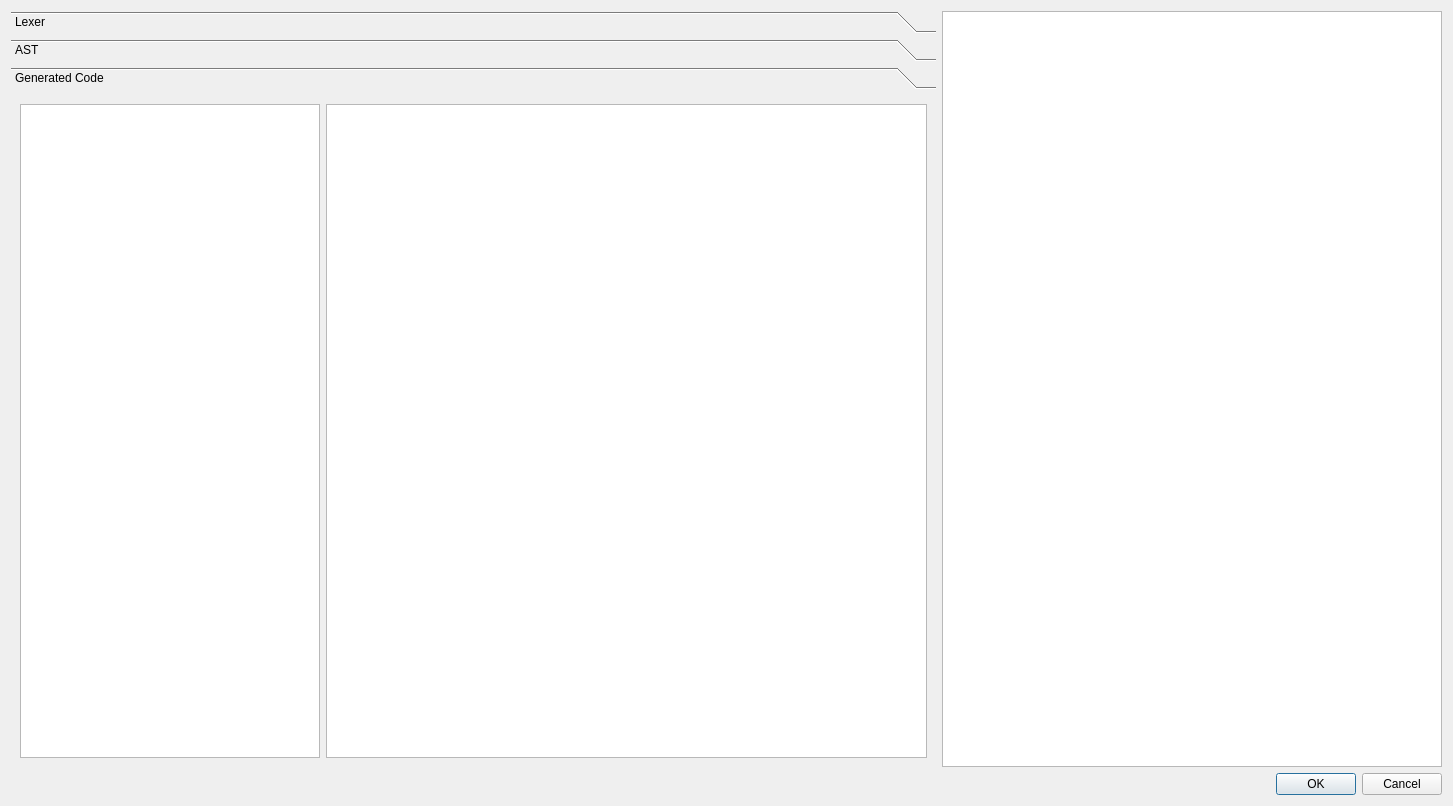
Above: TiEditor/src/TiCCompile.ui from maximaximal/TiSuite before the change. Below: the same form after it.
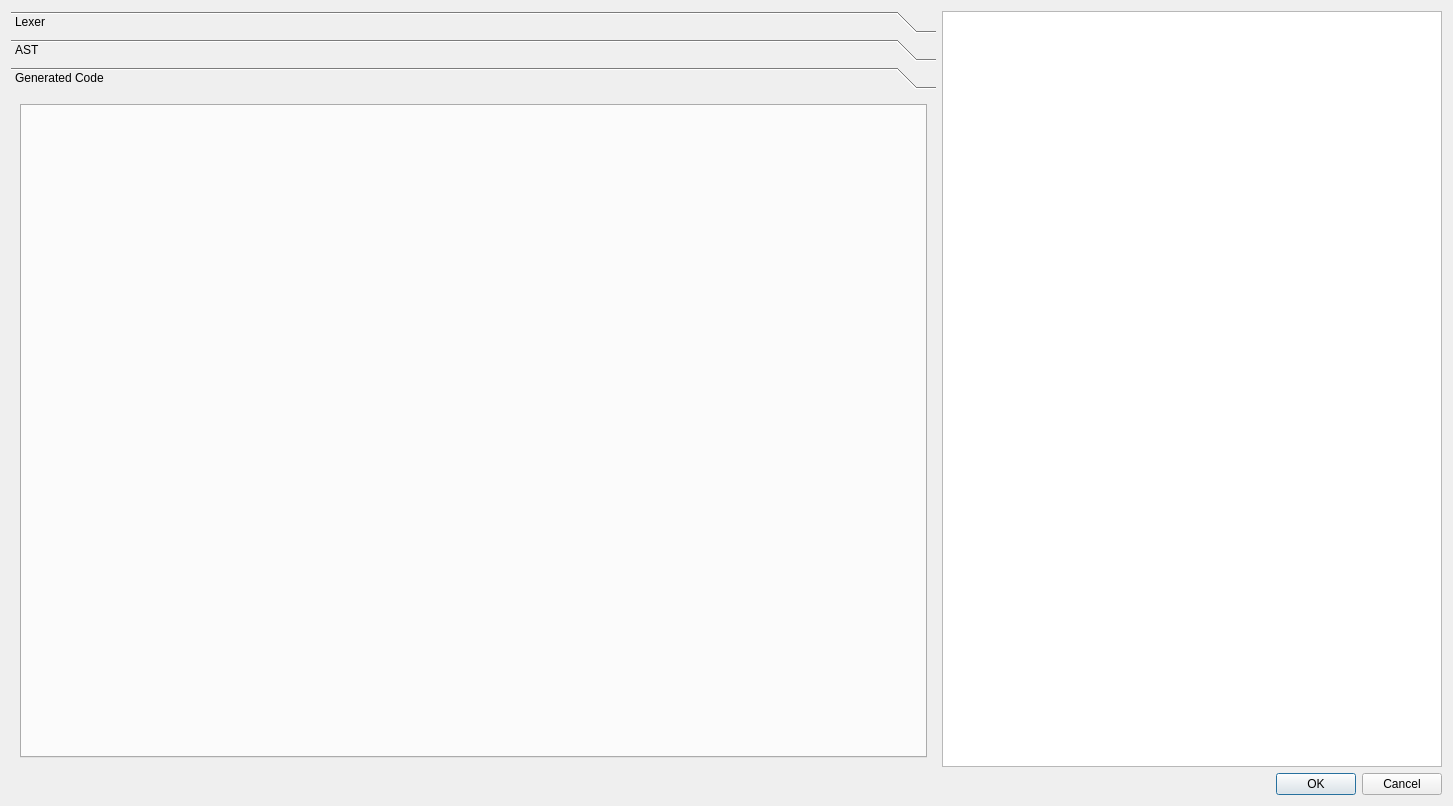
That is the form after the change. The open tabs and pages were chosen to show the change.

Commit message: Try to see python output in the compiler window.

The edit to the form file:
```diff
--- a/TiEditor/src/TiCCompile.ui
+++ b/TiEditor/src/TiCCompile.ui
@@ -91,17 +91,7 @@
         </attribute>
         <layout class="QHBoxLayout" name="horizontalLayout_2">
          <item>
-          <widget class="QListWidget" name="file">
-           <property name="maximumSize">
-            <size>
-             <width>300</width>
-             <height>16777215</height>
-            </size>
-           </property>
-          </widget>
-         </item>
-         <item>
-          <widget class="QPlainTextEdit" name="code"/>
+          <widget class="QTabWidget" name="outputs"/>
          </item>
         </layout>
        </widget>
```
Left out of the diff: 2 changed lines with no effect on the pictures. The commit also changes 2 other files.
